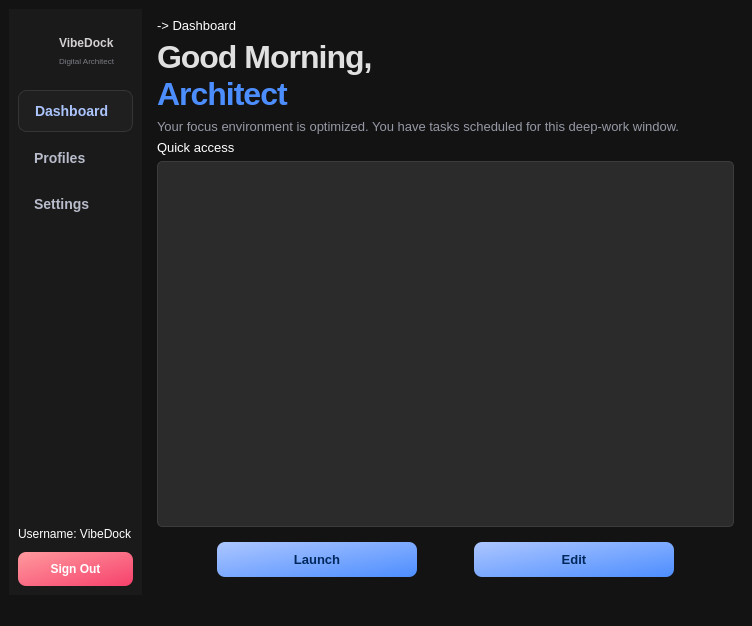
This is dashboard.ui in 2012hhh2012/final-app-project as Qt 5 draws it before an edit. The edited form follows.
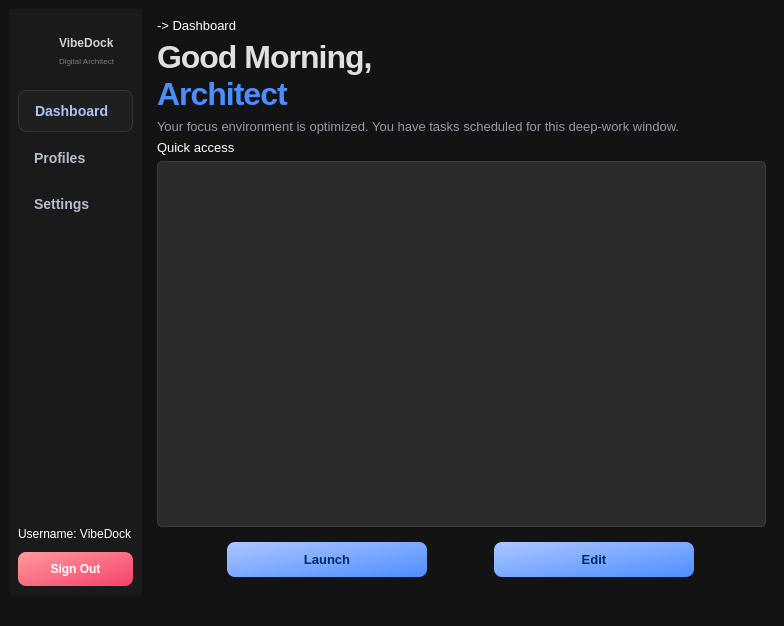
This is the edited form. Icons and pictures are not drawn.

```diff
--- a/dashboard.ui
+++ b/dashboard.ui
@@ -6,7 +6,7 @@
    <rect>
     <x>0</x>
     <y>0</y>
-    <width>752</width>
+    <width>784</width>
     <height>626</height>
    </rect>
   </property>
```
Left out of the diff: 2 changed lines with no effect on the pictures.
